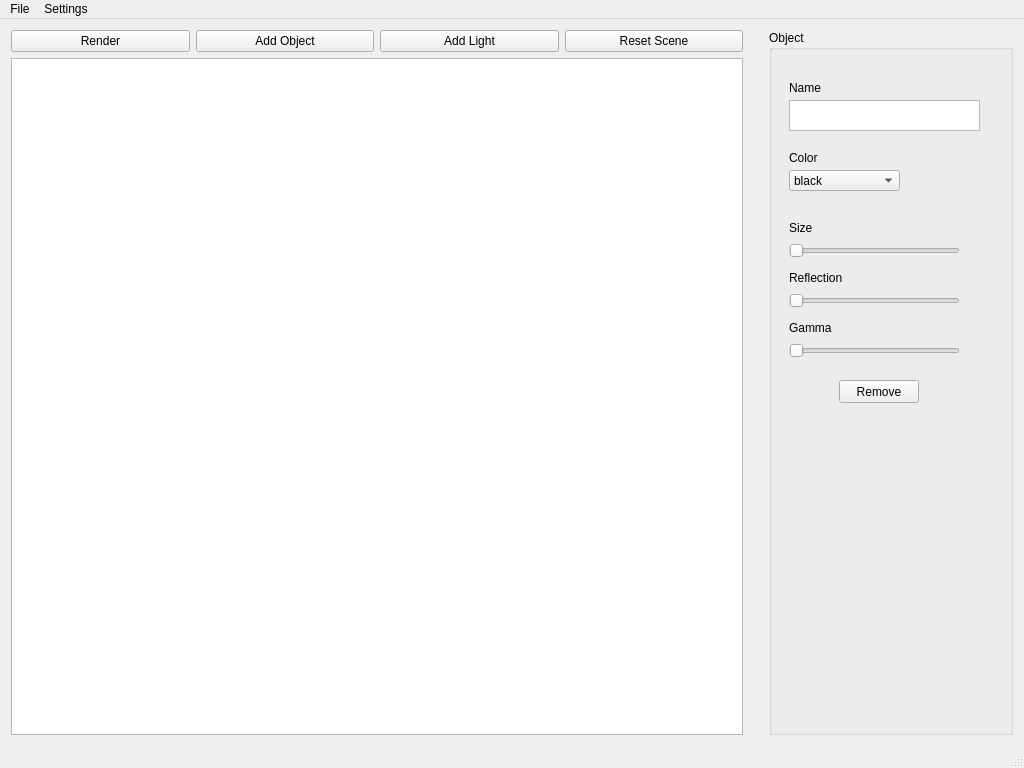
First picture: the form in mainwindow.ui, repository Jamiroquai88/ITU, before the edit.
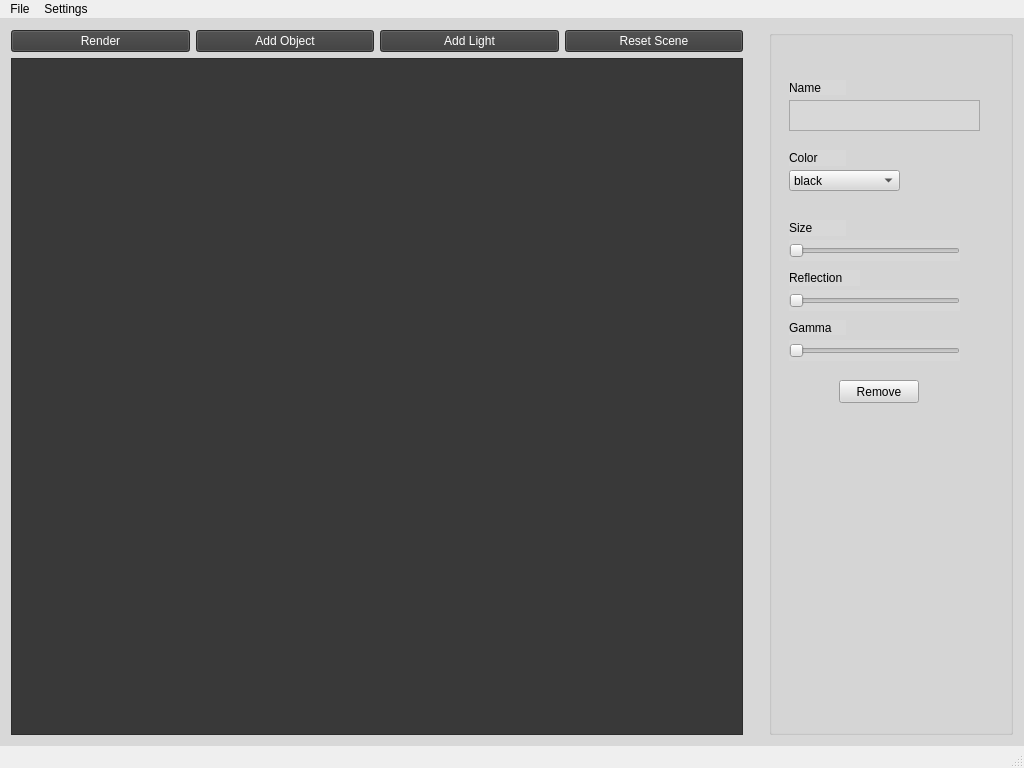
Second picture: the form after the edit.

What changed in the file:
```diff
--- a/mainwindow.ui
+++ b/mainwindow.ui
@@ -32,6 +32,9 @@
      <verstretch>0</verstretch>
     </sizepolicy>
    </property>
+   <property name="styleSheet">
+    <string notr="true">background-color: rgb(216, 216, 216);</string>
+   </property>
    <layout class="QGridLayout" name="gridLayout">
     <item row="0" column="0">
      <layout class="QHBoxLayout" name="horizontalLayout" stretch="3,0,1">
@@ -49,6 +52,10 @@
                 <verstretch>0</verstretch>
                </sizepolicy>
               </property>
+              <property name="styleSheet">
+               <string notr="true">background-color: rgb(58, 58, 58);
+color: rgb(255, 255, 255);</string>
+              </property>
               <property name="text">
                <string>Render</string>
               </property>
@@ -62,6 +69,10 @@
                 <height>0</height>
                </size>
               </property>
+              <property name="styleSheet">
+               <string notr="true">background-color: rgb(58, 58, 58);
+color: rgb(255, 255, 255);</string>
+              </property>
               <property name="text">
                <string>Add Object</string>
               </property>
@@ -69,6 +80,10 @@
             </item>
             <item>
              <widget class="QPushButton" name="lightButton">
+              <property name="styleSheet">
+               <string notr="true">background-color: rgb(58, 58, 58);
+color: rgb(255, 255, 255);</string>
+              </property>
               <property name="text">
                <string>Add Light</string>
               </property>
@@ -76,6 +91,10 @@
             </item>
             <item>
              <widget class="QPushButton" name="resetButton">
+              <property name="styleSheet">
+               <string notr="true">background-color: rgb(58, 58, 58);
+color: rgb(255, 255, 255);</string>
+              </property>
               <property name="text">
                <string>Reset Scene</string>
               </property>
@@ -91,6 +110,9 @@
               <height>0</height>
              </size>
             </property>
+            <property name="styleSheet">
+             <string notr="true">background-color: rgb(57, 57, 57);</string>
+            </property>
            </widget>
           </item>
          </layout>
@@ -115,7 +137,7 @@
         <item>
          <widget class="QGroupBox" name="objectParams">
           <property name="title">
-           <string>Object</string>
+           <string/>
           </property>
           <widget class="QTextEdit" name="nameEdit">
            <property name="geometry">
```
Left out of the diff: 2 changed lines with no effect on the pictures. Lines whose indentation alone changed are shown as unchanged.
